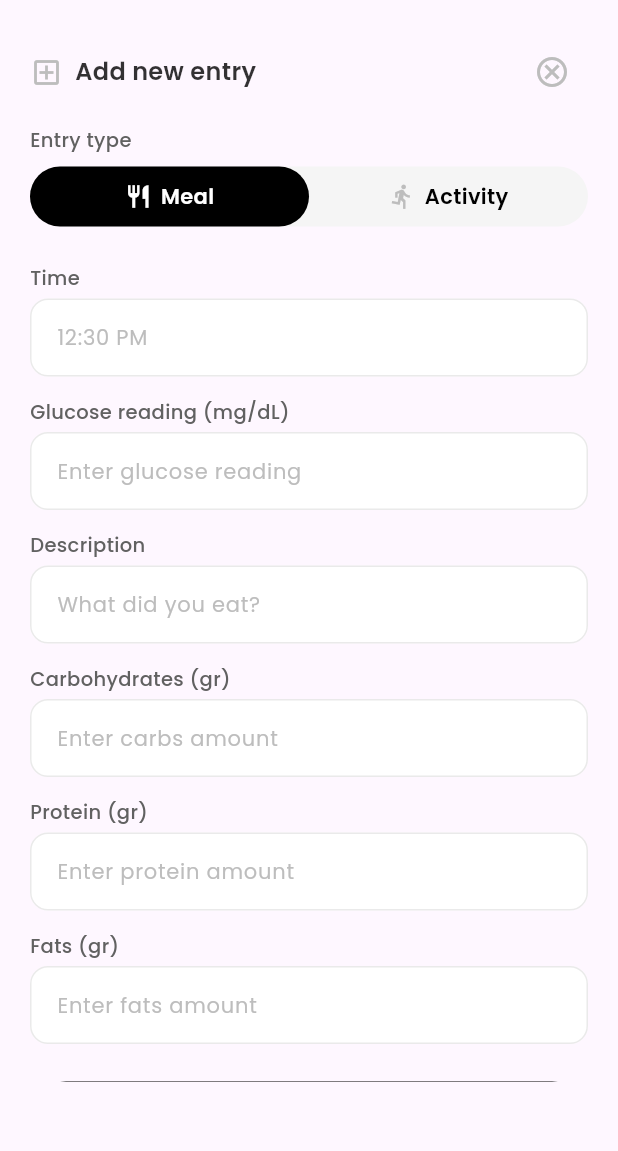
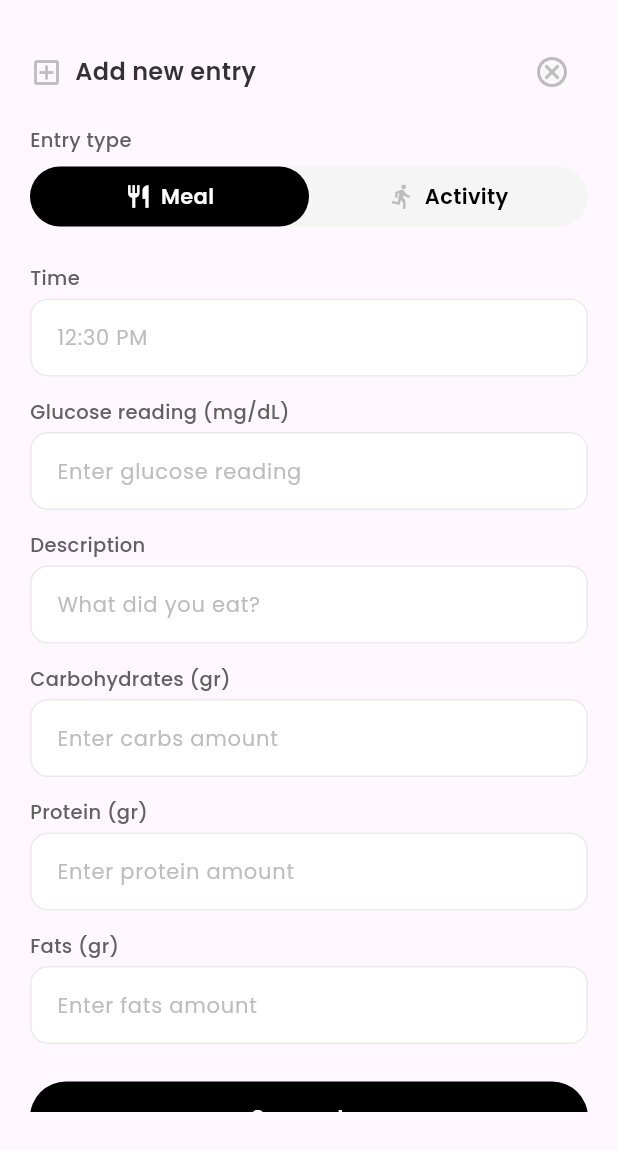
Before and after one commit to hamzaali265/ui_screens, a Flutter app: the AddEntryModal widget shown alone on an empty page, opened directly, on a phone screen of 412 x 824 dp. Shown: the top 1151 px of the screen. Run offline on Flutter 3.47's test engine with Material 3 defaults, Android fonts, the phone set to English and light mode, and no system bars; our stand-ins replace fl_chart, google_fonts, table_calendar.

Commit message:
Refactor AddEntryModal layout and improve UI components
- Simplified the layout structure of the `AddEntryModal` by replacing `SingleChildScrollView` with a `Column` for better organization.
- Adjusted padding and spacing for improved visual consistency.
- Enhanced the entry type selection UI with clearer color indications for selected states.
- Added additional entry fields for time, glucose reading, description, carbohydrates, protein, and fats.
- Updated button styles for 'Save entry' and 'Cancel' to enhance user interaction.

```diff
--- a/lib/add_entry_modal.dart
+++ b/lib/add_entry_modal.dart
@@ -18,16 +18,10 @@ class _AddEntryModalState extends State<AddEntryModal> {
       child: SizedBox(
         height: maxHeight,
         child: Padding(
-          padding: EdgeInsets.only(
-            left: 20,
-            right: 20,
-            top: 24,
-            bottom: MediaQuery.of(context).viewInsets.bottom + 20,
-          ),
-          child: SingleChildScrollView(
+          padding: EdgeInsets.only(left: 20, right: 20, top: 24),
           child: Column(
+            mainAxisSize: MainAxisSize.min,
             crossAxisAlignment: CrossAxisAlignment.start,
-              mainAxisSize: MainAxisSize.min,
             children: [
               Row(
                 mainAxisAlignment: MainAxisAlignment.spaceBetween,
@@ -62,6 +56,12 @@ class _AddEntryModalState extends State<AddEntryModal> {
                 ],
               ),
               const SizedBox(height: 12),
+              Expanded(
+                child: SingleChildScrollView(
+                  child: Column(
+                    crossAxisAlignment: CrossAxisAlignment.start,
+                    mainAxisSize: MainAxisSize.min,
+                    children: [
                       Text(
                         'Entry type',
                         style: GoogleFonts.poppins(
@@ -160,12 +160,18 @@ class _AddEntryModalState extends State<AddEntryModal> {
                         label: 'Glucose reading (mg/dL)',
                         hint: 'Enter glucose reading',
                       ),
-                EntryField(label: 'Description', hint: 'What did you eat?'),
+                      EntryField(
+                        label: 'Description',
+                        hint: 'What did you eat?',
+                      ),
                       EntryField(
                         label: 'Carbohydrates (gr)',
                         hint: 'Enter carbs amount',
                       ),
-                EntryField(label: 'Protein (gr)', hint: 'Enter protein amount'),
+                      EntryField(
+                        label: 'Protein (gr)',
+                        hint: 'Enter protein amount',
+                      ),
                       EntryField(label: 'Fats (gr)', hint: 'Enter fats amount'),
                       const SizedBox(height: 18),
                       ElevatedButton(
@@ -181,7 +187,9 @@ class _AddEntryModalState extends State<AddEntryModal> {
                         ),
                         child: Text(
                           'Save entry',
-                    style: GoogleFonts.poppins(fontWeight: FontWeight.w600),
+                          style: GoogleFonts.poppins(
+                            fontWeight: FontWeight.w600,
+                          ),
                         ),
                       ),
                       const SizedBox(height: 10),
@@ -204,6 +212,9 @@ class _AddEntryModalState extends State<AddEntryModal> {
                       ),
                     ],
                   ),
+                ),
+              ),
+            ],
           ),
         ),
       ),
```
Lines whose indentation alone changed are shown as unchanged.
